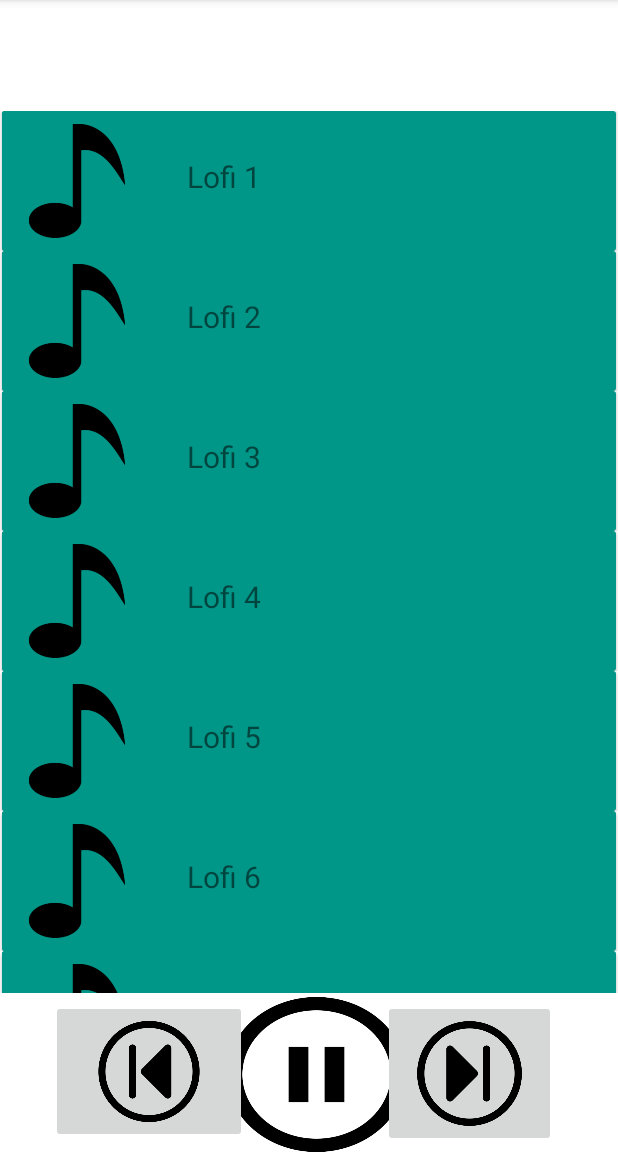
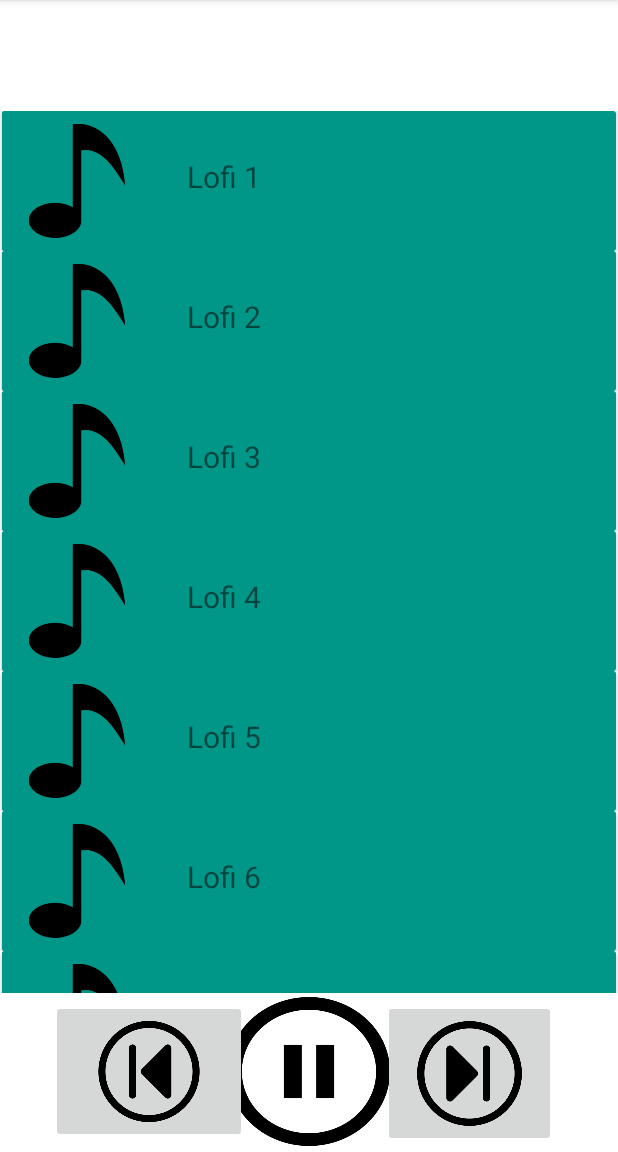
Before and after one commit to MarcusVincentSiah/MAD2023_Team2, an Android app: the MusicPlayer screen opened directly, with no data from a screen before it, after a tap on "Lofi 1", on a phone screen of 412 x 824 dp, the part 84-1236 px from its top. Run offline under Robolectric (Android 15) with nearby library versions, the phone set to English and light mode, and no system bars.

```diff
--- a/app/src/main/res/layout/activity_music_player.xml
+++ b/app/src/main/res/layout/activity_music_player.xml
@@ -18,14 +18,15 @@
 
     <ImageButton
         android:id="@+id/ppbtn"
-        android:layout_width="101dp"
-        android:layout_height="103dp"
+        android:layout_width="wrap_content"
+        android:layout_height="99dp"
         android:layout_alignParentStart="true"
         android:layout_alignParentEnd="true"
         android:layout_alignParentBottom="true"
-        android:layout_marginStart="151dp"
-        android:layout_marginEnd="141dp"
-        android:layout_marginBottom="0dp"
+        android:layout_centerHorizontal="true"
+        android:layout_marginStart="152dp"
+        android:layout_marginEnd="152dp"
+        android:layout_marginBottom="4dp"
         android:adjustViewBounds="true"
         android:scaleType="fitStart" />
 
```
